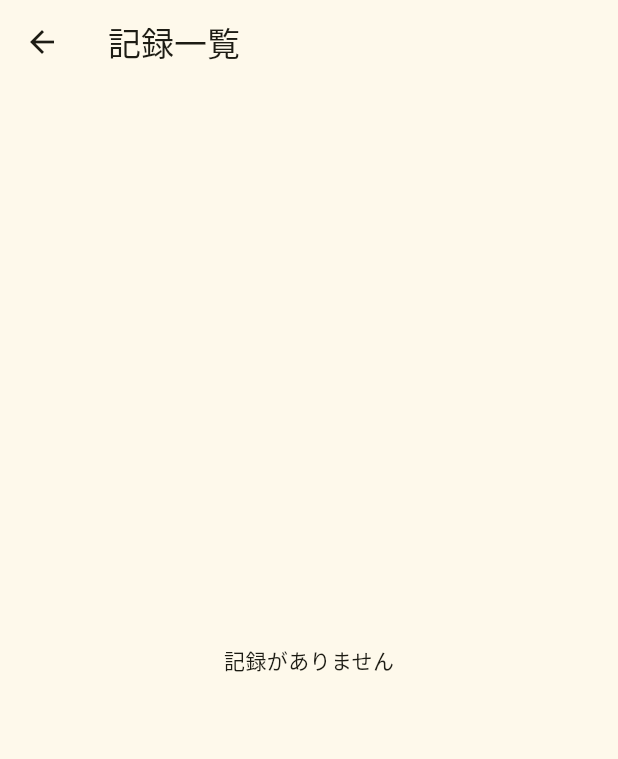
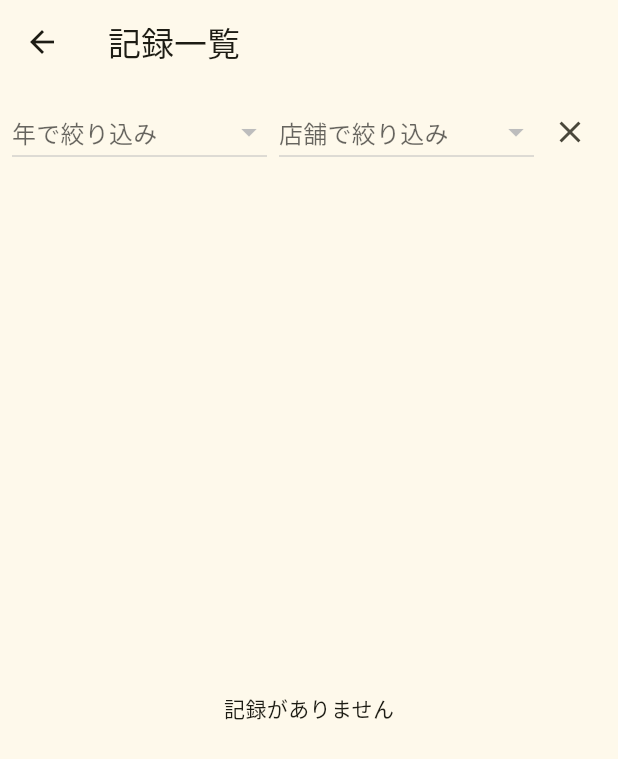
Before and after one commit to RamenJiro-vocational-school/ramen_jiro_vocational_school, a Flutter app: the RecordListPage screen opened directly, on a phone screen of 412 x 824 dp. Shown: the top 759 px of the screen. Run offline on Flutter 3.47's test engine with Material 3 defaults, Android fonts, the phone set to English and light mode, and no system bars; our stand-ins replace confetti, flutter_map, image_picker, latlong2, shared_preferences; accounts and stored records are empty; Roboto replaces fonts that are missing (MPlusRounded1c).

Commit message:
トップページ改変中

```diff
--- a/lib/pages/record_list_page.dart
+++ b/lib/pages/record_list_page.dart
@@ -1,6 +1,5 @@
 import 'dart:convert';
 import 'dart:io';
-
 import 'package:flutter/material.dart';
 import 'package:shared_preferences/shared_preferences.dart';
 import 'package:flutter/foundation.dart';
@@ -15,6 +14,9 @@ class RecordListPage extends StatefulWidget {
 class _RecordListPageState extends State<RecordListPage> {
   List<MapEntry<String, dynamic>> _records = [];
 
+  String? _selectedYear;
+  String? _selectedStore;
+
   @override
   void initState() {
     super.initState();
@@ -24,7 +26,6 @@ class _RecordListPageState extends State<RecordListPage> {
   Future<void> _loadRecords() async {
     final prefs = await SharedPreferences.getInstance();
     final allKeys = prefs.getKeys();
-
     final recordKeys = allKeys.where((k) => k.contains('_record')).toList();
 
     final loaded = <MapEntry<String, dynamic>>[];
@@ -41,7 +42,6 @@ class _RecordListPageState extends State<RecordListPage> {
     }
 
     loaded.sort((a, b) => b.key.compareTo(a.key));
-
     setState(() {
       _records = loaded;
     });
@@ -55,16 +55,89 @@ class _RecordListPageState extends State<RecordListPage> {
 
   @override
   Widget build(BuildContext context) {
+    final filtered = _records.where((entry) {
+      final date = entry.value['date'] as String?;
+      final store = entry.value['store'] as String?;
+
+      final matchYear =
+          _selectedYear == null || (date?.startsWith(_selectedYear!) ?? false);
+      final matchStore = _selectedStore == null || store == _selectedStore;
+
+      return matchYear && matchStore;
+    }).toList();
+
     return Scaffold(
       appBar: AppBar(title: const Text('記録一覧')),
-      body: _records.isEmpty
+      body: Column(
+        children: [
+          // ▼ フィルターUI
+          Padding(
+            padding: const EdgeInsets.all(8),
+            child: Row(
+              children: [
+                // 年フィルター
+                Expanded(
+                  child: DropdownButton<String>(
+                    value: _selectedYear,
+                    hint: const Text('年で絞り込み'),
+                    isExpanded: true,
+                    items: _records
+                        .map(
+                          (e) => (e.value['date'] as String?)?.split('-').first,
+                        )
+                        .where((year) => year != null)
+                        .toSet()
+                        .map(
+                          (year) =>
+                              DropdownMenuItem(value: year, child: Text(year!)),
+                        )
+                        .toList(),
+                    onChanged: (val) => setState(() => _selectedYear = val),
+                  ),
+                ),
+                const SizedBox(width: 8),
+                // 店舗フィルター
+                Expanded(
+                  child: DropdownButton<String>(
+                    value: _selectedStore,
+                    hint: const Text('店舗で絞り込み'),
+                    isExpanded: true,
+                    items: _records
+                        .map((e) => e.value['store'] as String?)
+                        .where((store) => store != null)
+                        .toSet()
+                        .map(
+                          (store) => DropdownMenuItem(
+                            value: store,
+                            child: Text(store!),
+                          ),
+                        )
+                        .toList(),
+                    onChanged: (val) => setState(() => _selectedStore = val),
+                  ),
+                ),
+                IconButton(
+                  icon: const Icon(Icons.clear),
+                  tooltip: '絞り込み解除',
+                  onPressed: () => setState(() {
+                    _selectedYear = null;
+                    _selectedStore = null;
+                  }),
+                ),
+              ],
+            ),
+          ),
+
+          // ▼ 記録リスト
+          Expanded(
+            child: filtered.isEmpty
                 ? const Center(child: Text('記録がありません'))
                 : ListView.separated(
                     padding: const EdgeInsets.all(12),
-              itemCount: _records.length,
+                    itemCount: filtered.length,
                     separatorBuilder: (_, __) => const Divider(height: 0),
                     itemBuilder: (context, i) {
-                final entry = _records[i];
+                      final entry = filtered[i];
                       final key = entry.key;
                       final data = entry.value;
 
@@ -78,7 +151,9 @@ class _RecordListPageState extends State<RecordListPage> {
                       final store = data['store'] ?? '店舗不明';
                       final menu = data['menu'] ?? '';
                       final photoList = (data['photos'] as List?) ?? [];
-                final photoPath = photoList.isNotEmpty ? photoList.first : null;
+                      final photoPath = photoList.isNotEmpty
+                          ? photoList.first
+                          : null;
 
                       return ListTile(
                         contentPadding: const EdgeInsets.symmetric(
@@ -94,17 +169,8 @@ class _RecordListPageState extends State<RecordListPage> {
                                   width: 56,
                                   height: 56,
                                   fit: BoxFit.cover,
-                            errorBuilder: (context, error, stackTrace) {
-                              return Container(
-                                width: 56,
-                                height: 56,
-                                color: Colors.grey.shade300,
-                                child: const Icon(
-                                  Icons.ramen_dining,
-                                  color: Colors.black45,
-                                ),
-                              );
-                            },
+                                  errorBuilder: (_, __, ___) =>
+                                      const Icon(Icons.ramen_dining),
                                 );
                               } else if (File(photoPath).existsSync()) {
                                 return Image.file(
@@ -135,16 +201,18 @@ class _RecordListPageState extends State<RecordListPage> {
                           onPressed: () async {
                             final confirmed = await showDialog<bool>(
                               context: context,
-                        builder: (context) => AlertDialog(
+                              builder: (_) => AlertDialog(
                                 title: const Text('削除確認'),
                                 content: const Text('この記録を削除しますか？'),
                                 actions: [
                                   TextButton(
-                              onPressed: () => Navigator.pop(context, false),
+                                    onPressed: () =>
+                                        Navigator.pop(context, false),
                                     child: const Text('キャンセル'),
                                   ),
                                   TextButton(
-                              onPressed: () => Navigator.pop(context, true),
+                                    onPressed: () =>
+                                        Navigator.pop(context, true),
                                     child: const Text('削除する'),
                                   ),
                                 ],
@@ -177,11 +245,15 @@ class _RecordListPageState extends State<RecordListPage> {
                                       width: 200,
                                       height: 200,
                                       fit: BoxFit.cover,
-                                errorBuilder: (_, __, ___) => const SizedBox(),
+                                      errorBuilder: (_, __, ___) =>
+                                          const SizedBox(),
                                     ),
                                   const SizedBox(height: 12),
                                   Row(
-                              children: [const Text('📅 '), Text('日付: $date')],
+                                    children: [
+                                      const Text('📅 '),
+                                      Text('日付: $date'),
+                                    ],
                                   ),
                                   Row(
                                     children: [
@@ -199,7 +271,9 @@ class _RecordListPageState extends State<RecordListPage> {
                                     children: [
                                       const Text('📝 '),
                                       Flexible(
-                                  child: Text('メモ: ${data['memo'] ?? ''}'),
+                                        child: Text(
+                                          'メモ: ${data['memo'] ?? ''}',
+                                        ),
                                       ),
                                     ],
                                   ),
@@ -217,6 +291,9 @@ class _RecordListPageState extends State<RecordListPage> {
                       );
                     },
                   ),
+          ),
+        ],
+      ),
     );
   }
 }
```
Lines whose indentation alone changed are shown as unchanged.
